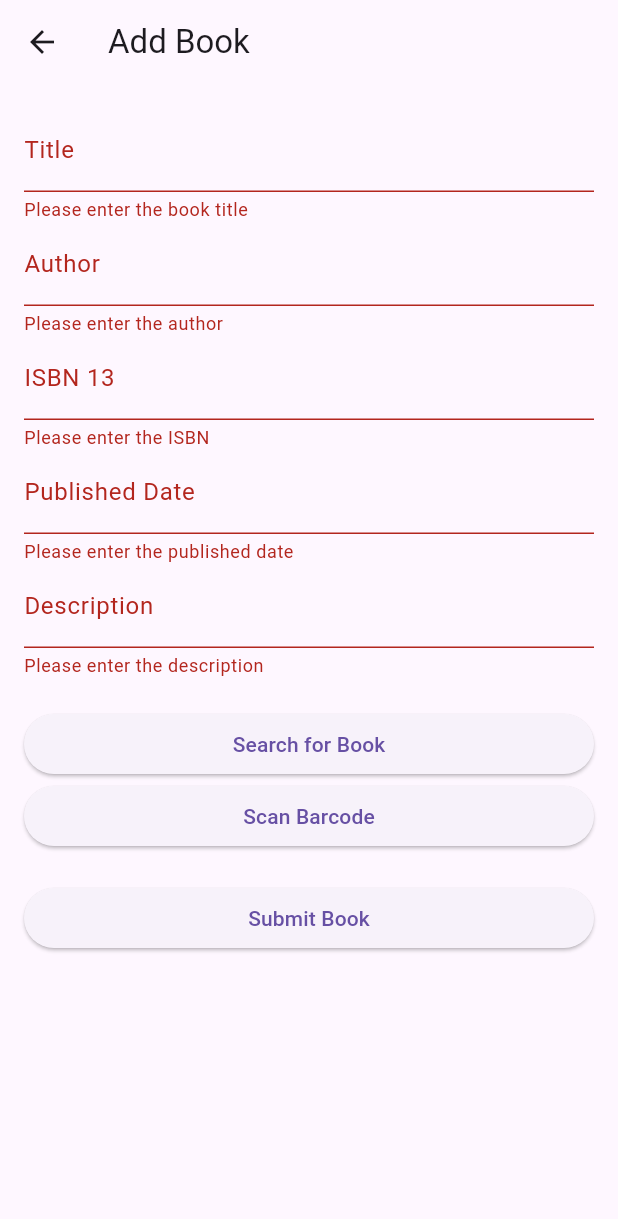
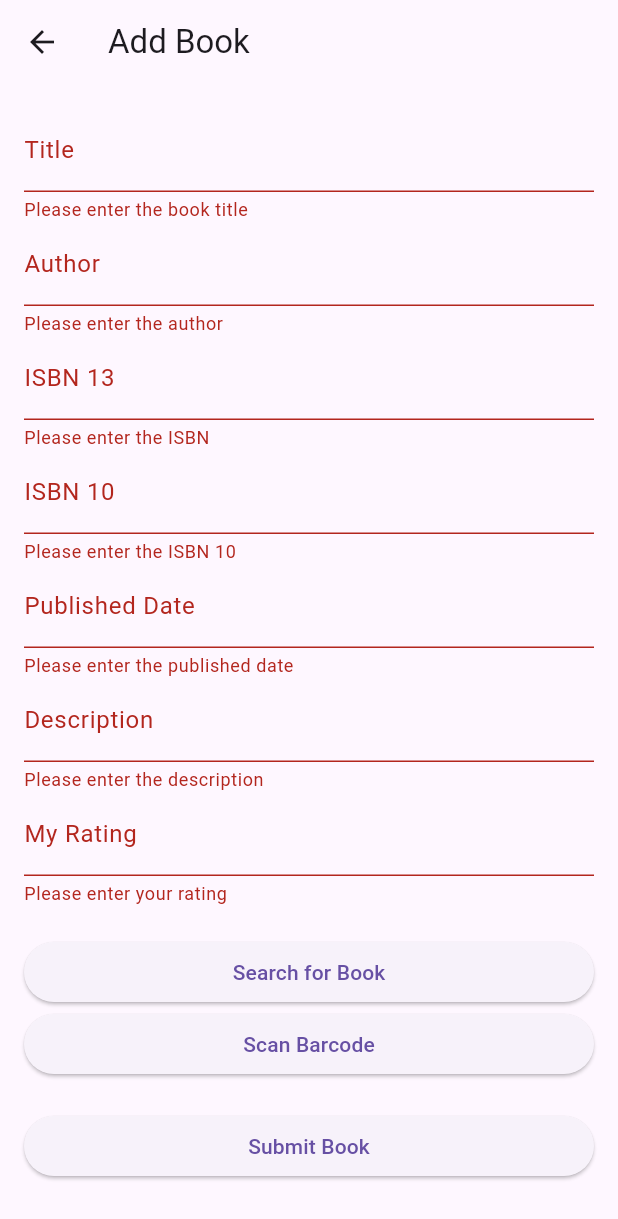
Before and after one commit to shnz99/flutter-library-app, a Flutter app: the AddBookScreen screen opened directly, after a tap on "Submit Book", on a phone screen of 412 x 824 dp. Shown: the top 1219 px of the screen. Run offline on Flutter 3.47's test engine with Material 3 defaults, Android fonts, the light colour scheme and no system bars; our stand-ins replace flutter_rating_bar, get_it, sqflite; missing offline and left inert: barcode_scan2; accounts and stored records are empty.

Commit message:
Add ISBN-10 and rating fields
Add support for ISBN 10, average rating, and non-required fields for book details.

* **lib/models/book.dart**
  - Add `isbn10` and `myRating` fields to `Book` class.
  - Update `Book.fromJson` and `Book.toJson` to handle `isbn10` and `myRating`.

* **lib/screens/add_book_screen.dart**
  - Add `isbn10` and `myRating` fields to the form.
  - Update `_searchForBook` to handle `isbn10`.
  - Update `_addBook` to include `isbn10` and `myRating`.

* **lib/screens/book_details_screen.dart**
  - Display `averageRating` if available.

* **lib/services/book_service.dart**
  - Add `isbn10` and `myRating` fields to database schema.
  - Update `addBook` and `updateBook` to include `isbn10` and `myRating`.
  - Update `searchBookByNameOrISBN` to handle `isbn10`.

```diff
--- a/lib/models/book.dart
+++ b/lib/models/book.dart
@@ -2,17 +2,21 @@ class Book {
   String title;
   String author;
   String isbn;
+  String? isbn10;
   String? imageUrl;
   int? publishedDate;
   String? description;
+  double? myRating;
 
   Book({
     required this.title,
     required this.author,
     required this.isbn,
+    this.isbn10,
     this.imageUrl,
     this.publishedDate,
     this.description,
+    this.myRating,
   });
 
   factory Book.fromJson(Map<String, dynamic> json) {
@@ -21,9 +25,12 @@ class Book {
       author: json['author'],
       isbn: (json['industryIdentifiers'] as List<dynamic>?)
           ?.firstWhere((id) => id['type'] == 'ISBN_13', orElse: () => null)?['identifier'] ?? '',
+      isbn10: (json['industryIdentifiers'] as List<dynamic>?)
+          ?.firstWhere((id) => id['type'] == 'ISBN_10', orElse: () => null)?['identifier'] ?? '',
       imageUrl: json['imageUrl'],
       publishedDate: json['publishedDate'],
       description: json['description'],
+      myRating: json['myRating']?.toDouble(),
     );
   }
 
@@ -32,14 +39,16 @@ class Book {
       'title': title,
       'author': author,
       'isbn': isbn,
+      'isbn10': isbn10,
       'imageUrl': imageUrl,
       'publishedDate': publishedDate,
       'description': description,
+      'myRating': myRating,
     };
   }
 
   @override
   String toString() {
-    return 'Book{title: $title, author: $author, isbn: $isbn, imageUrl: $imageUrl, publishedDate: $publishedDate, description: $description}';
+    return 'Book{title: $title, author: $author, isbn: $isbn, isbn10: $isbn10, imageUrl: $imageUrl, publishedDate: $publishedDate, description: $description, myRating: $myRating}';
   }
 }
--- a/lib/screens/add_book_screen.dart
+++ b/lib/screens/add_book_screen.dart
@@ -5,6 +5,7 @@ import 'package:barcode_scan2/barcode_scan2.dart';
 import 'package:http/http.dart' as http;
 import 'dart:convert';
 import 'package:get_it/get_it.dart';
+import 'package:flutter_rating_bar/flutter_rating_bar.dart';
 
 class AddBookScreen extends StatefulWidget {
   const AddBookScreen({super.key});
@@ -18,8 +19,10 @@ class _AddBookScreenState extends State<AddBookScreen> {
   final _titleController = TextEditingController();
   final _authorController = TextEditingController();
   final _isbnController = TextEditingController();
+  final _isbn10Controller = TextEditingController();
   final _publishedDateController = TextEditingController();
   final _descriptionController = TextEditingController();
+  final _myRatingController = TextEditingController();
   final BookService _bookService = GetIt.I<BookService>();
 
   @override
@@ -27,8 +30,10 @@ class _AddBookScreenState extends State<AddBookScreen> {
     _titleController.dispose();
     _authorController.dispose();
     _isbnController.dispose();
+    _isbn10Controller.dispose();
     _publishedDateController.dispose();
     _descriptionController.dispose();
+    _myRatingController.dispose();
     super.dispose();
   }
 
@@ -50,6 +55,7 @@ class _AddBookScreenState extends State<AddBookScreen> {
           _titleController.text = bookData['title'] ?? '';
           _authorController.text = bookData['authors']?.join(', ') ?? '';
           _isbnController.text = bookData['industryIdentifiers']?.firstWhere((id) => id['type'] == 'ISBN_13', orElse: () => null)?['identifier'] ?? '';
+          _isbn10Controller.text = bookData['industryIdentifiers']?.firstWhere((id) => id['type'] == 'ISBN_10', orElse: () => null)?['identifier'] ?? '';
           _publishedDateController.text = bookData['publishedDate']?.split('-')?.first ?? '';
           _descriptionController.text = bookData['description'] ?? '';
         });
@@ -100,8 +106,10 @@ class _AddBookScreenState extends State<AddBookScreen> {
         title: _titleController.text,
         author: _authorController.text,
         isbn: _isbnController.text,
+        isbn10: _isbn10Controller.text,
         publishedDate: int.tryParse(_publishedDateController.text),
         description: _descriptionController.text,
+        myRating: double.tryParse(_myRatingController.text),
       );
       try {
         await _bookService.addBook(book);
@@ -155,6 +163,16 @@ class _AddBookScreenState extends State<AddBookScreen> {
                 },
               ),
               TextFormField(
+                controller: _isbn10Controller,
+                decoration: InputDecoration(labelText: 'ISBN 10'),
+                validator: (value) {
+                  if (value?.isEmpty ?? true) {
+                    return 'Please enter the ISBN 10';
+                  }
+                  return null;
+                },
+              ),
+              TextFormField(
                 controller: _publishedDateController,
                 decoration: InputDecoration(labelText: 'Published Date'),
                 validator: (value) {
@@ -170,6 +188,16 @@ class _AddBookScreenState extends State<AddBookScreen> {
                 validator: (value) {
                   if (value?.isEmpty ?? true) {
                     return 'Please enter the description';
+                  }
+                  return null;
+                },
+              ),
+              TextFormField(
+                controller: _myRatingController,
+                decoration: InputDecoration(labelText: 'My Rating'),
+                validator: (value) {
+                  if (value?.isEmpty ?? true) {
+                    return 'Please enter your rating';
                   }
                   return null;
                 },
--- a/lib/screens/book_details_screen.dart
+++ b/lib/screens/book_details_screen.dart
@@ -82,6 +82,11 @@ class BookDetailsScreen extends StatelessWidget {
                   ),
                 ),
               ),
+            if (book.averageRating != null)
+              Text(
+                'Average Rating: ${book.averageRating}',
+                style: TextStyle(fontSize: 18),
+              ),
           ],
         ),
       ),
--- a/lib/services/book_service.dart
+++ b/lib/services/book_service.dart
@@ -27,7 +27,7 @@ class BookService {
       join(await getDatabasesPath(), 'books_database.db'),
       onCreate: (db, version) {
         return db.execute(
-          'CREATE TABLE $_booksTable(isbn TEXT PRIMARY KEY, title TEXT, author TEXT, imageUrl TEXT, publishedDate INTEGER, description TEXT)',
+          'CREATE TABLE $_booksTable(isbn TEXT PRIMARY KEY, title TEXT, author TEXT, imageUrl TEXT, publishedDate INTEGER, description TEXT, isbn10 TEXT, myRating REAL)',
         );
       },
       version: 1,
@@ -71,9 +71,11 @@ class BookService {
         title: maps[i]['title'],
         author: maps[i]['author'],
         isbn: maps[i]['isbn'],
+        isbn10: maps[i]['isbn10'],
         imageUrl: maps[i]['imageUrl'],
         publishedDate: maps[i]['publishedDate'],
         description: maps[i]['description'],
+        myRating: maps[i]['myRating']?.toDouble(),
       );
     });
   }
@@ -117,6 +119,7 @@ class BookService {
           title: bookData['title'] ?? '',
           author: bookData['authors']?.join(', ') ?? '',
           isbn: bookData['industryIdentifiers']?.firstWhere((id) => id['type'] == 'ISBN_13', orElse: () => null)?['identifier'] ?? '',
+          isbn10: bookData['industryIdentifiers']?.firstWhere((id) => id['type'] == 'ISBN_10', orElse: () => null)?['identifier'] ?? '',
           publishedDate: int.tryParse(bookData['publishedDate']?.split('-')?.first ?? ''),
           description: bookData['description'] ?? '',
         );
```
